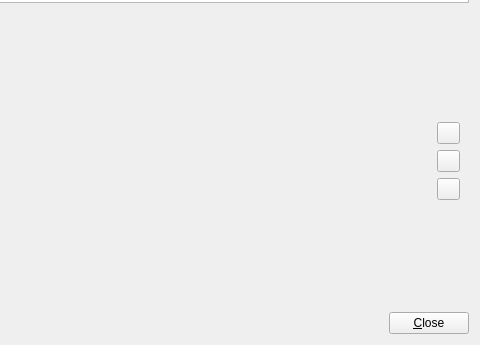
Above: src/qt-widgets/KinematicGraphsDialogUi.ui from GPlates/GPlates before the change; both pictures show x 626 to 1106 and y 307 to 652 of the 1106 by 652 pixel window. Below: the same form after it.
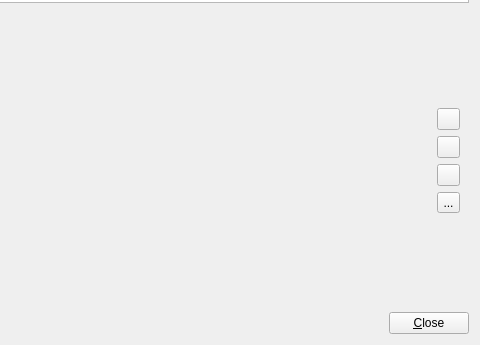
That is the form after the change. Icons and pictures are not drawn.

```diff
--- a/src/qt-widgets/KinematicGraphsDialogUi.ui
+++ b/src/qt-widgets/KinematicGraphsDialogUi.ui
@@ -429,6 +429,26 @@
           </property>
          </widget>
         </item>
+        <item>
+         <widget class="QToolButton" name="button_flip_x">
+          <property name="maximumSize">
+           <size>
+            <width>23</width>
+            <height>23</height>
+           </size>
+          </property>
+          <property name="toolTip">
+           <string>Flip horizontal axis</string>
+          </property>
+          <property name="text">
+           <string>...</string>
+          </property>
+          <property name="icon">
+           <iconset resource="../qt-resources/qt_widgets.qrc">
+            <normaloff>:/gnome_object_flip_horizontal_purple_16.png</normaloff>:/gnome_object_flip_horizontal_purple_16.png</iconset>
+          </property>
+         </widget>
+        </item>
        </layout>
       </item>
       <item row="2" column="1">
```
